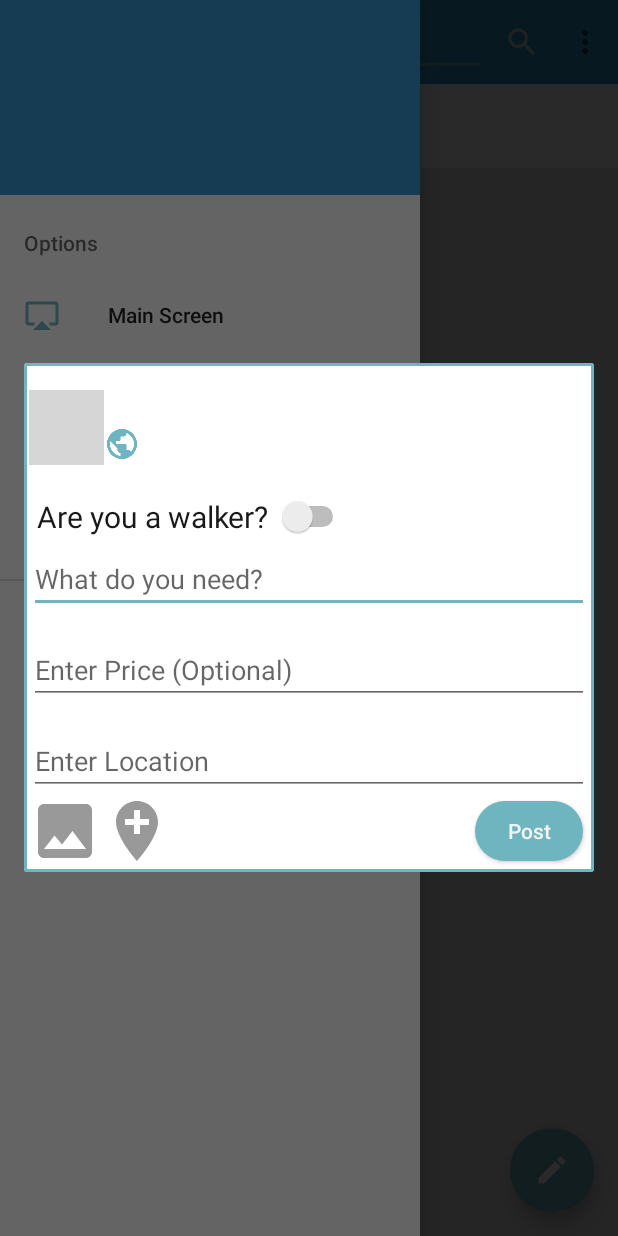
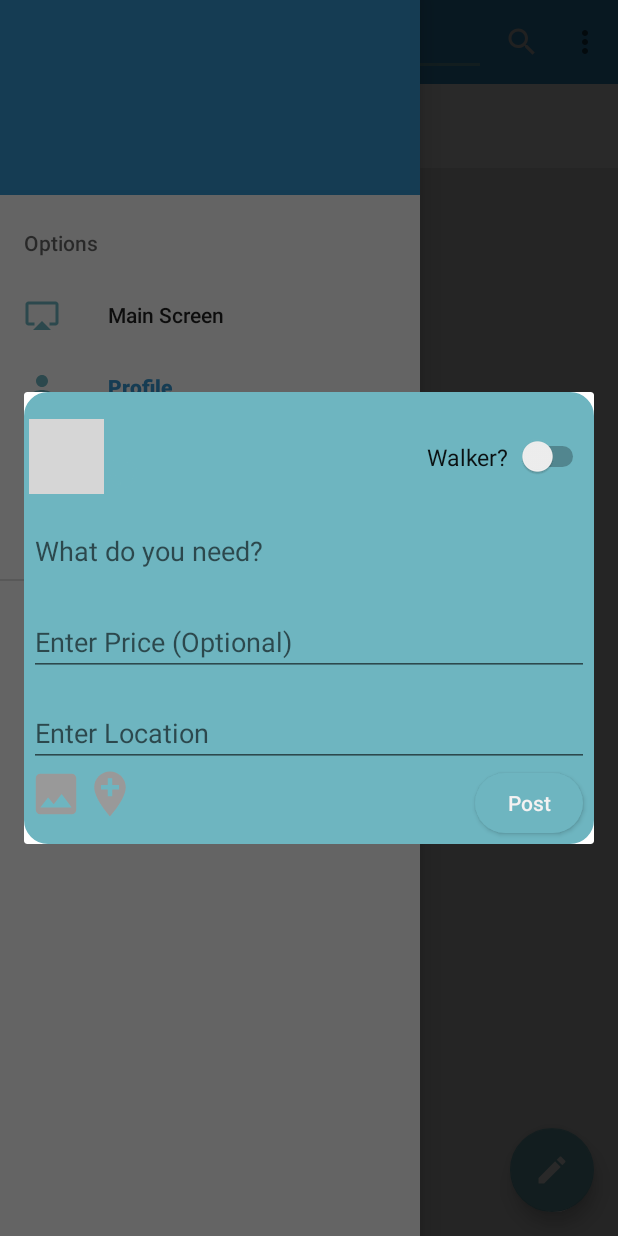
Before and after one commit to Theeddiem/DoggieWalker, an Android app: the fragment AddPostDialogFragment placed in its activity, with the side drawer open, on a phone screen of 412 x 824 dp. Run offline under Robolectric (Android 15) with nearby library versions, the phone set to English and light mode, and no system bars; our stand-ins replace CircleImageView, Firebase (no records; nobody signed in at launch, a user with empty details on screens opened directly), Picasso; grey boxes are pictures that could not be loaded.

Commit message:
Messanger on click stuff

```diff
--- /dev/null
+++ b/app/src/main/res/drawable/ic_add_location_black_36dp.xml
@@ -0,0 +1,5 @@
+<vector android:height="36dp" android:tint="#70E9FF"
+    android:viewportHeight="24.0" android:viewportWidth="24.0"
+    android:width="36dp" xmlns:android="http://schemas.android.com/apk/res/android">
+    <path android:fillColor="#FF000000" android:pathData="M12,2C8.14,2 5,5.14 5,9c0,5.25 7,13 7,13s7,-7.75 7,-13c0,-3.86 -3.14,-7 -7,-7zM16,10h-3v3h-2v-3L8,10L8,8h3L11,5h2v3h3v2z"/>
+</vector>
--- /dev/null
+++ b/app/src/main/res/drawable/ic_image_black_36dp.xml
@@ -0,0 +1,5 @@
+<vector android:height="36dp" android:tint="#70E9FF"
+    android:viewportHeight="24.0" android:viewportWidth="24.0"
+    android:width="36dp" xmlns:android="http://schemas.android.com/apk/res/android">
+    <path android:fillColor="#FF000000" android:pathData="M21,19V5c0,-1.1 -0.9,-2 -2,-2H5c-1.1,0 -2,0.9 -2,2v14c0,1.1 0.9,2 2,2h14c1.1,0 2,-0.9 2,-2zM8.5,13.5l2.5,3.01L14.5,12l4.5,6H5l3.5,-4.5z"/>
+</vector>
--- a/app/src/main/res/drawable/rectangleshape.xml
+++ b/app/src/main/res/drawable/rectangleshape.xml
@@ -1,4 +1,9 @@
 <shape xmlns:android="http://schemas.android.com/apk/res/android" android:shape="rectangle" >
-    <solid android:color="@android:color/white" />
-    <stroke android:width="2dp" android:color="@color/colorAccent"/>
+    <solid android:color="@color/colorAccent" />
+    <corners
+        android:bottomLeftRadius="15dp"
+        android:bottomRightRadius="15dp"
+        android:topLeftRadius="15dp"
+        android:topRightRadius="15dp"/>
+    <stroke android:width="1.5dp" android:color="@color/colorAccent"/>
 </shape>
--- a/app/src/main/res/layout/dialog_add_post.xml
+++ b/app/src/main/res/layout/dialog_add_post.xml
@@ -28,6 +28,7 @@
                 android:id="@+id/addPost_profileImage"
                 />
 
+
             <LinearLayout
                 android:layout_width="0dp"
                 android:layout_height="wrap_content"
@@ -45,6 +46,7 @@
                     android:id="@+id/addPost_profileName"
                     />
 
+
                 <LinearLayout
                     android:layout_width="wrap_content"
                     android:layout_height="wrap_content"
@@ -60,28 +62,18 @@
 
                 </LinearLayout>
 
+
             </LinearLayout>
 
+            <TextView
 
-        </LinearLayout>
-
-        <RelativeLayout
-            android:id="@+id/addPost_walkerSwitch"
-            android:layout_width="match_parent"
-            android:layout_height="wrap_content"
-            android:orientation="horizontal"
-            android:padding="5dp"
-            >
-
-            <TextView
                 android:layout_width="wrap_content"
                 android:layout_height="wrap_content"
-                android:text="Are you a walker?"
-                android:textSize="20sp"
+                android:text="Walker?"
+                android:textSize="15sp"
                 android:textColor="@color/overlay_dark_90"
-                android:id="@+id/addPost_walkerText"
+
                 />
-
             <Switch
                 android:id="@+id/addPost_isWalker_switch"
                 android:layout_width="wrap_content"
@@ -90,8 +82,9 @@
                 android:layout_toRightOf="@+id/addPost_walkerText"
                 android:layout_alignParentTop="true"
                 android:layout_centerHorizontal="true" />
+        </LinearLayout>
 
-        </RelativeLayout>
+
 
         <RelativeLayout
             android:layout_width="match_parent"
@@ -147,7 +140,7 @@
                 android:layout_width="wrap_content"
                 android:layout_height="wrap_content"
                 android:background="?attr/selectableItemBackgroundBorderless"
-                android:src="@drawable/ic_image_black_48dp"
+                android:src="@drawable/ic_image_black_36dp"
                 android:tint="@color/grey_40"
 
                 />
@@ -158,7 +151,7 @@
                 android:layout_height="wrap_content"
                 android:layout_toRightOf="@+id/addPost_AddPhotoBtn"
                 android:background="?attr/selectableItemBackgroundBorderless"
-                android:src="@drawable/ic_add_location_black_48dp"
+                android:src="@drawable/ic_add_location_black_36dp"
                 android:tint="@color/grey_40"
 
                 />
```
